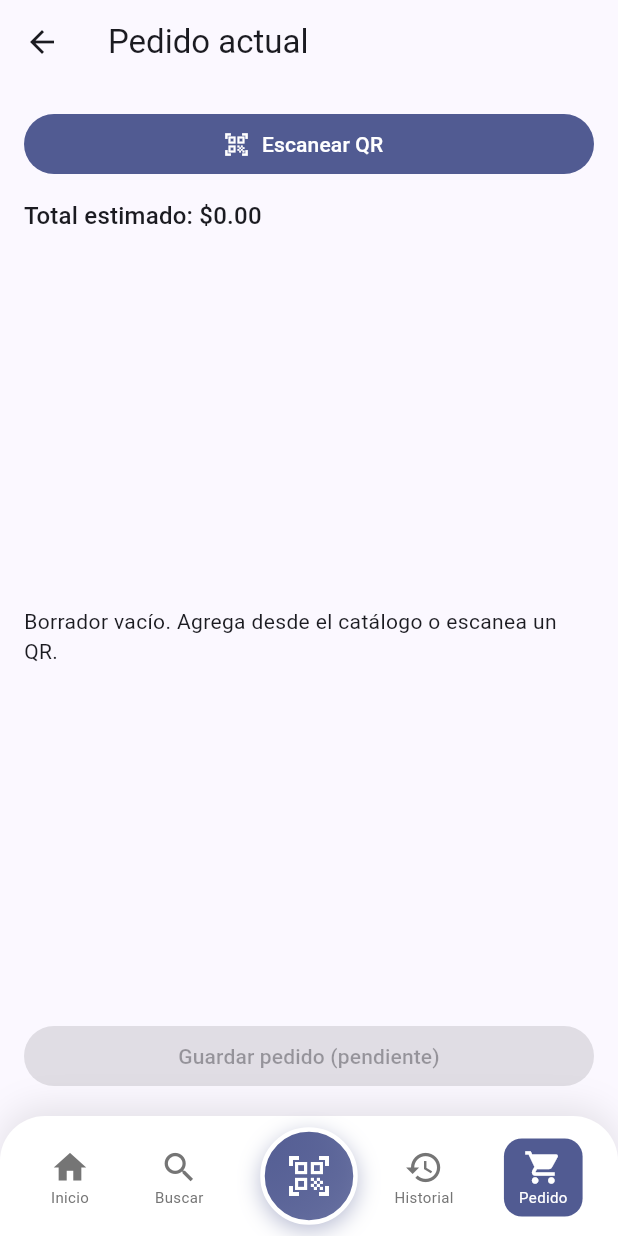
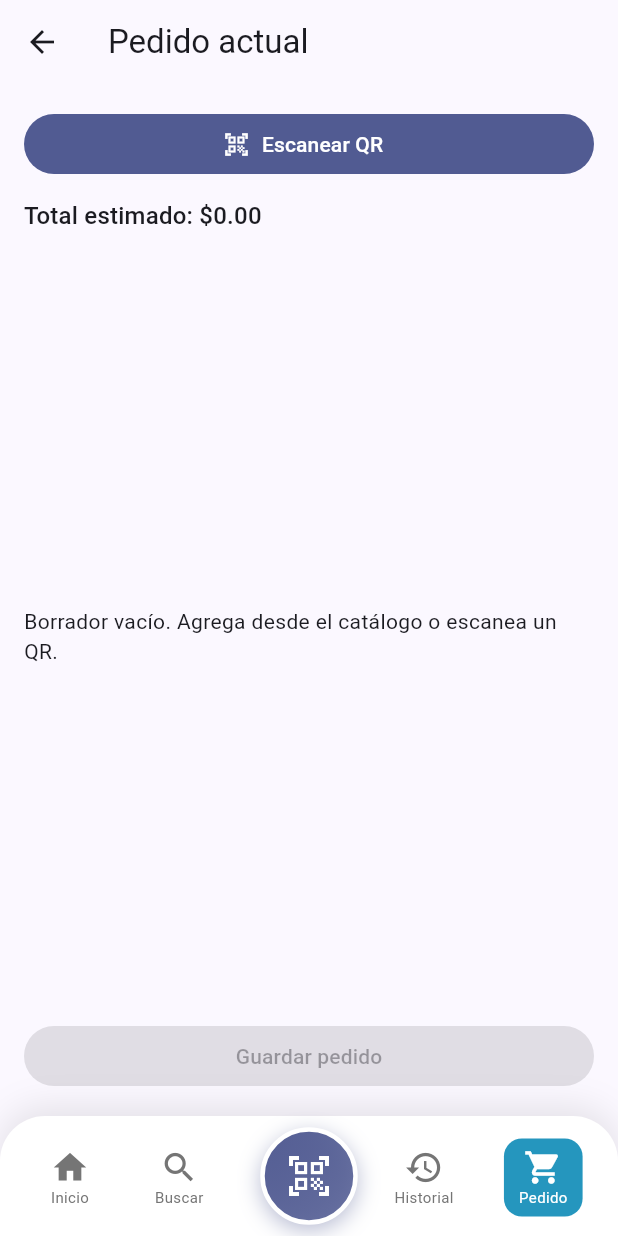
Before and after one commit to MidoriAC/develsystems-qr-orders, a Flutter app: the OrderScreen screen opened by its route, on a phone screen of 412 x 824 dp. Run offline on Flutter 3.47's test engine with Material 3 defaults, Android fonts, the phone set to English and light mode, and no system bars; our stand-ins replace dio, flutter_dotenv, flutter_riverpod, go_router, sqflite; accounts and stored records are empty; network calls fail.

Commit message:
Cambios en colores primarios y menus

```diff
--- a/lib/features/catalog/presentation/screens/catalog_screen.dart
+++ b/lib/features/catalog/presentation/screens/catalog_screen.dart
@@ -32,9 +32,9 @@ class _CatalogScreenState extends ConsumerState<CatalogScreen> {
               child: Chip(label: Text('Offline')),
             ),
           IconButton(
-            icon: const Icon(Icons.receipt_long),
-            onPressed: () => context.go('/history'),
-            tooltip: 'Historial',
+            icon: const Icon(Icons.shopping_cart),
+            onPressed: () => context.go('/order'),
+            tooltip: 'Orden',
           ),
         ],
       ),
--- a/lib/features/orders/presentation/screens/order_screen.dart
+++ b/lib/features/orders/presentation/screens/order_screen.dart
@@ -28,8 +28,7 @@ class _OrderScreenState extends ConsumerState<OrderScreen> {
   Future<void> _scan() async {
     try {
       final id = await ref.read(qrBridgeProvider).scanProduct();
-      final product =
-          await ref.read(catalogRepositoryProvider).findById(id);
+      final product = await ref.read(catalogRepositoryProvider).findById(id);
       if (!mounted) return;
       if (product == null) {
         ScaffoldMessenger.of(context).showSnackBar(
@@ -45,14 +44,14 @@ class _OrderScreenState extends ConsumerState<OrderScreen> {
       final msg = switch (e.code) {
         QrScanCodes.permissionDenied =>
           'Permiso de cámara denegado. Concédelo para escanear.',
-        QrScanCodes.cameraUnavailable => 'Cámara no disponible en este momento.',
+        QrScanCodes.cameraUnavailable =>
+          'Cámara no disponible en este momento.',
         QrScanCodes.invalidQr =>
           'QR inválido. Usa el formato product:{id} (ej. product:1).',
         QrScanCodes.scanInProgress => 'Ya hay una lectura en curso.',
         _ => 'Error de lectura: ${e.message}',
       };
-      ScaffoldMessenger.of(context)
-          .showSnackBar(SnackBar(content: Text(msg)));
+      ScaffoldMessenger.of(context).showSnackBar(SnackBar(content: Text(msg)));
     }
   }
 
@@ -131,7 +130,7 @@ class _OrderScreenState extends ConsumerState<OrderScreen> {
                       ref.read(draftProvider.notifier).clear();
                       if (context.mounted) context.go('/history');
                     },
-              child: const Text('Guardar pedido (pendiente)'),
+              child: const Text('Guardar pedido'),
             ),
           ],
         ),
--- a/lib/features/shared/widgets/bottom_navigation_menu.dart
+++ b/lib/features/shared/widgets/bottom_navigation_menu.dart
@@ -116,7 +116,10 @@ class _BottomNavigationMenuState extends ConsumerState<BottomNavigationMenu> {
                   gradient: LinearGradient(
                     colors: [
                       Theme.of(context).colorScheme.primary,
-                      Theme.of(context).colorScheme.primary.withValues(alpha: 0.8),
+                      Theme.of(context)
+                          .colorScheme
+                          .primary
+                          .withValues(alpha: 0.8),
                     ],
                     begin: Alignment.topLeft,
                     end: Alignment.bottomRight,
@@ -163,9 +166,7 @@ class _BottomNavigationMenuState extends ConsumerState<BottomNavigationMenu> {
         duration: const Duration(milliseconds: 200),
         padding: const EdgeInsets.symmetric(horizontal: 10, vertical: 6),
         decoration: BoxDecoration(
-          color: isSelected
-              ? Theme.of(context).colorScheme.primary
-              : Colors.transparent,
+          color: isSelected ? Color(0xFF2596be) : Colors.transparent,
           borderRadius: BorderRadius.circular(12),
         ),
         child: Column(
```
